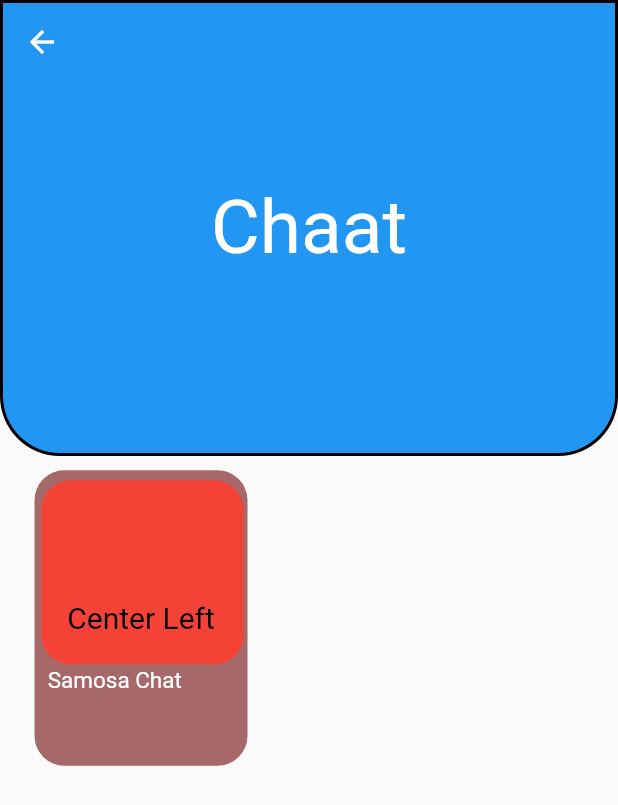
After one commit to meher263/PaniPuri, a Flutter app: the ChatPage screen opened by its route, on a phone screen of 412 x 824 dp. The commit adds this screen. Shown: the top 805 px of the screen. Run offline on Flutter 3.47's test engine with Material 2 defaults, Android fonts, the phone set to English and light mode, and no system bars; our stand-ins replace email_validator, flutter_svg.

Commit message:
changed name

```diff
--- /dev/null
+++ b/lib/chat_page.dart
@@ -0,0 +1,115 @@
+import 'package:flutter/material.dart';
+
+class ChatPage extends StatelessWidget {
+  static const routeName = '/chat';
+
+  @override
+  Widget build(BuildContext context) {
+    return Scaffold(
+      extendBodyBehindAppBar: true,
+      appBar: AppBar(
+        backgroundColor: Colors.transparent,
+        elevation: 0,
+      ),
+      body: Stack(
+        children: [
+          TopPlacedContainer(),
+          Align(
+            alignment: Alignment.centerLeft,
+            child: Container(
+              width: 165,
+              height: 197.037,
+              child: Padding(
+                padding: EdgeInsets.only(left: 23.0),
+                child: DecoratedBox(
+                  decoration: BoxDecoration(
+                    color: Color.fromRGBO(138, 55, 55, 0.7490196078431373),
+                    borderRadius: BorderRadius.only(
+                      topLeft: Radius.circular(20),
+                      topRight: Radius.circular(20),
+                      bottomLeft: Radius.circular(20),
+                      bottomRight: Radius.circular(20),
+                    ),
+                  ),
+                  child: Stack(
+                    children: [
+                      Positioned(
+                        top: 6.64,
+                        left: 4.48,
+                        right: 2.54,
+                        bottom: 67.47,
+                        child: ClipRRect(
+                          borderRadius: BorderRadius.circular(20),
+                          child: Container(
+                            color: Colors.red,
+                            // Customize the color as needed
+                            // You can adjust the width, height, and content of this inner container
+                            // based on your requirements.
+                          ),
+                        ),
+                      ),
+                      Positioned(
+                        bottom: 48, // Adjust the bottom position as needed
+                        left: 0,
+                        right: 35,
+                        child: Center(
+                          child: Text(
+                            'Samosa Chat',
+                            style: TextStyle(
+                              color: Colors.white,
+                              fontSize: 15,
+                              fontWeight: FontWeight.normal,
+                            ),
+                          ),
+                        ),
+                      ),
+                      Center(
+                        child: Text(
+                          'Center Left',
+                          style: TextStyle(color: Colors.black, fontSize: 20),
+                        ),
+                      ),
+                    ],
+                  ),
+                ),
+              ),
+            ),
+          ),
+        ],
+      ),
+    );
+  }
+}
+
+
+class TopPlacedContainer extends StatelessWidget {
+  const TopPlacedContainer({super.key});
+
+  @override
+  Widget build(BuildContext context) {
+    return Container(
+      width: double.infinity,
+      height: 304,
+      decoration: BoxDecoration(
+        color: Colors.blue,
+        borderRadius: BorderRadius.only(
+          topLeft: Radius.circular(0),
+          topRight: Radius.circular(0),
+          bottomLeft: Radius.circular(40.0),
+          bottomRight: Radius.circular(40.0),
+        ),
+        border: Border.all(
+          color: Colors.black,
+          width: 2.0,
+          style: BorderStyle.solid,
+        ),
+      ),
+      child: const Center(
+        child: Text(
+          'Chaat',
+          style: TextStyle(color: Colors.white, fontSize: 50),
+        ),
+      ),
+    );
+  }
+}
--- a/pubspec.yaml
+++ b/pubspec.yaml
@@ -2,7 +2,7 @@ name: your_app_name
 description: A new Flutter project.
 version: 1.0.0+1
 environment:
-  sdk: ">=2.12.0 <3.0.0"
+  sdk: ">=2.17.0 <3.0.0"
 dependencies:
   flutter:
     sdk: flutter
@@ -21,4 +21,4 @@ flutter:
   fonts:  # Add the fonts section
     - family: ComicNeue
       fonts:
-        - asset: assets/fonts/ComicNeue/Comicneue-bold.ttf # Replace with the actual font file path
+        - asset: assets/fonts/ComicNeue/Comicneue-bold.ttf
```
Also changed, not shown: lib/login_page.dart (+6 -1 lines), lib/main.dart (+18 -4 lines), lib/xyz.dart (added, +120 -0 lines).
